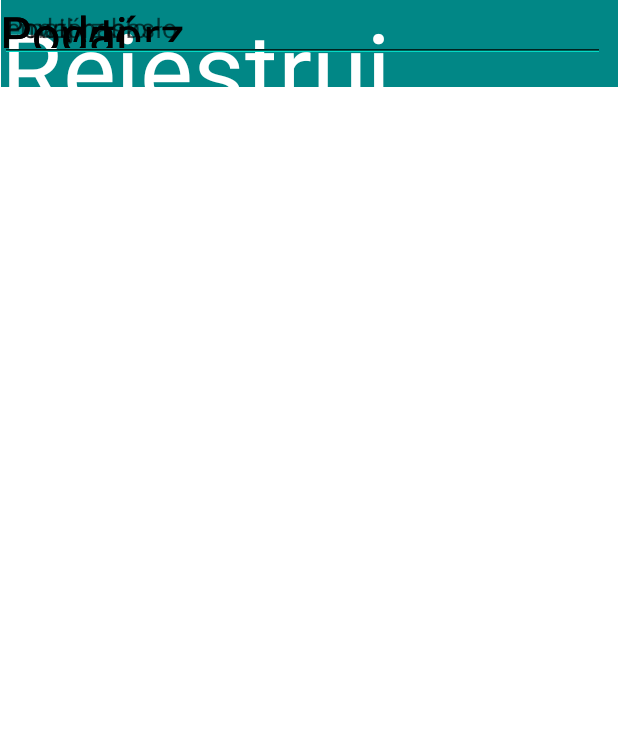
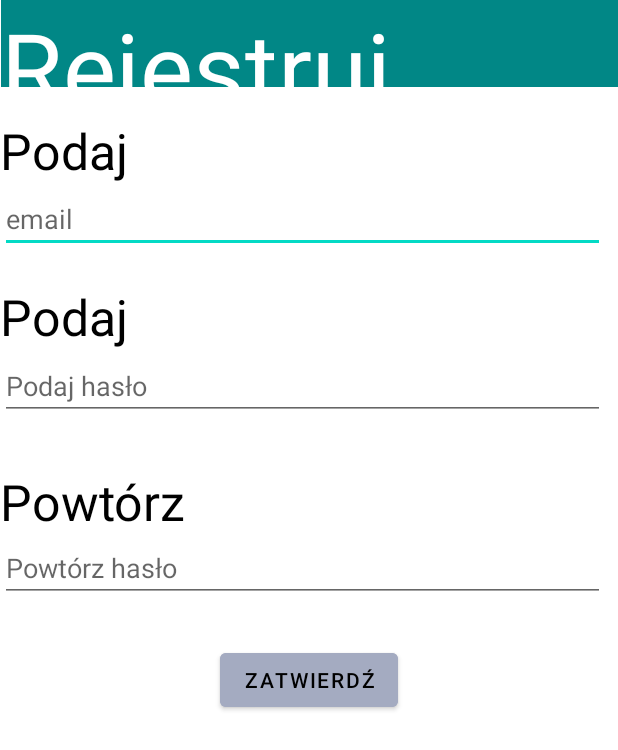
Before and after one commit to spec-reki/ZSEiT, an Android app: the screen it shows after launch (MainActivity), on a phone screen of 412 x 824 dp. Shown: the top 750 px of the screen. Run offline under Robolectric (Android 15) with nearby library versions, the phone set to English and light mode, and no system bars.

Commit message:
Layouts done

```diff
--- a/2022.2023/Egzaminzawodowystyczen2022/Mobile app/Aplikacja Mobilna Logowanie/app/src/main/res/layout/activity_main.xml
+++ b/2022.2023/Egzaminzawodowystyczen2022/Mobile app/Aplikacja Mobilna Logowanie/app/src/main/res/layout/activity_main.xml
@@ -6,15 +6,18 @@
     android:layout_height="match_parent"
     tools:context=".MainActivity">
 
+    <!-- Sekcja "Rejestruj Konto" -->
+
     <TextView
+        android:id="@+id/textView3"
         android:layout_width="411dp"
         android:layout_height="58dp"
         android:background="@color/teal_700"
         android:text="Rejestruj konto"
         android:textColor="@color/white"
-        android:textSize="100px"
 
 
+        android:textSize="100px"
         app:layout_constraintBottom_toBottomOf="parent"
         app:layout_constraintEnd_toEndOf="parent"
         app:layout_constraintHorizontal_bias="1.0"
@@ -22,71 +25,110 @@
         app:layout_constraintTop_toTopOf="parent"
         app:layout_constraintVertical_bias="0.0" />
 
-
     <TextView
         android:id="@+id/podajemail"
-        android:layout_width="118dp"
-        android:layout_height="32dp"
+        android:layout_width="123dp"
+        android:layout_height="45dp"
+        android:layout_marginTop="20dp"
         android:text="Podaj e-mail:"
+
         android:textColor="@color/black"
 
         android:textSize="50px"
-
+        app:layout_constraintTop_toBottomOf="@+id/textView3"
         tools:ignore="MissingConstraints"
-        tools:layout_editor_absoluteX="0dp"
-        tools:layout_editor_absoluteY="68dp" />
+        tools:layout_editor_absoluteX="0dp" />
 
     <EditText
         android:id="@+id/email"
         android:layout_width="403dp"
         android:layout_height="41dp"
+        android:layout_marginTop="4dp"
+
         android:hint="email"
-
+        app:layout_constraintTop_toBottomOf="@+id/podajemail"
         tools:ignore="MissingConstraints"
-        tools:layout_editor_absoluteX="4dp"
-        tools:layout_editor_absoluteY="107dp" />
+        tools:layout_editor_absoluteX="4dp" />
 
     <TextView
-        android:layout_width="118dp"
-        android:layout_height="32dp"
+        android:id="@+id/textView2"
+        android:layout_width="121dp"
+        android:layout_height="46dp"
+        android:layout_marginTop="20dp"
         android:text="Podaj hasło:"
+
         android:textColor="@color/black"
         android:textSize="50px"
-
+        app:layout_constraintTop_toBottomOf="@+id/email"
         tools:ignore="MissingConstraints"
-        tools:layout_editor_absoluteX="0dp"
-        tools:layout_editor_absoluteY="162dp" />
+        tools:layout_editor_absoluteX="0dp" />
 
     <EditText
         android:id="@+id/haslo1"
         android:layout_width="403dp"
         android:layout_height="41dp"
+        android:layout_marginTop="4dp"
         android:hint="Podaj hasło"
+        android:inputType="textPassword"
 
+
+        app:layout_constraintTop_toBottomOf="@+id/textView2"
         tools:ignore="MissingConstraints"
-        tools:layout_editor_absoluteX="4dp"
-        tools:layout_editor_absoluteY="204dp" />
+        tools:layout_editor_absoluteX="4dp" />
 
     <TextView
-        android:layout_width="168dp"
-        android:layout_height="28dp"
+        android:id="@+id/textView"
+        android:layout_width="172dp"
+        android:layout_height="40dp"
+        android:layout_marginTop="32dp"
         android:text="Powtórz hasło:"
+
         android:textColor="@color/black"
         android:textSize="50px"
-
+        app:layout_constraintTop_toBottomOf="@+id/haslo1"
         tools:ignore="MissingConstraints"
-        tools:layout_editor_absoluteX="0dp"
-        tools:layout_editor_absoluteY="261dp" />
+        tools:layout_editor_absoluteX="4dp" />
 
     <EditText
         android:id="@+id/haslo2"
         android:layout_width="403dp"
         android:layout_height="41dp"
+        android:layout_marginTop="8dp"
+
         android:hint="Powtórz hasło"
+        app:layout_constraintTop_toBottomOf="@+id/textView"
+        tools:ignore="MissingConstraints"
+        tools:layout_editor_absoluteX="4dp" />
 
-        tools:ignore="MissingConstraints"
-        tools:layout_editor_absoluteX="4dp"
-        tools:layout_editor_absoluteY="304dp" />
+    <Button
+        android:id="@+id/zatwierdz"
+        android:layout_width="wrap_content"
+        android:layout_height="wrap_content"
+        android:layout_centerHorizontal="true"
+        android:layout_marginTop="28dp"
+        android:backgroundTint="@color/material_dynamic_secondary70"
+
+        android:text="ZATWIERDŹ"
+
+        android:textColor="@color/black"
+        app:layout_constraintEnd_toEndOf="parent"
+        app:layout_constraintStart_toStartOf="parent"
+        app:layout_constraintTop_toBottomOf="@+id/haslo2" />
+
+    <TextView
+        android:id="@+id/witaj"
+        android:layout_width="142dp"
+        android:layout_height="34dp"
+        android:layout_marginTop="28dp"
+
+        android:text=""
+
+        android:textColor="@color/black"
+        android:textSize="40px"
+        app:layout_constraintEnd_toEndOf="parent"
+        app:layout_constraintStart_toStartOf="parent"
+        app:layout_constraintTop_toBottomOf="@+id/zatwierdz"
+        tools:ignore="MissingConstraints" />
 
 
 </androidx.constraintlayout.widget.ConstraintLayout>
```
